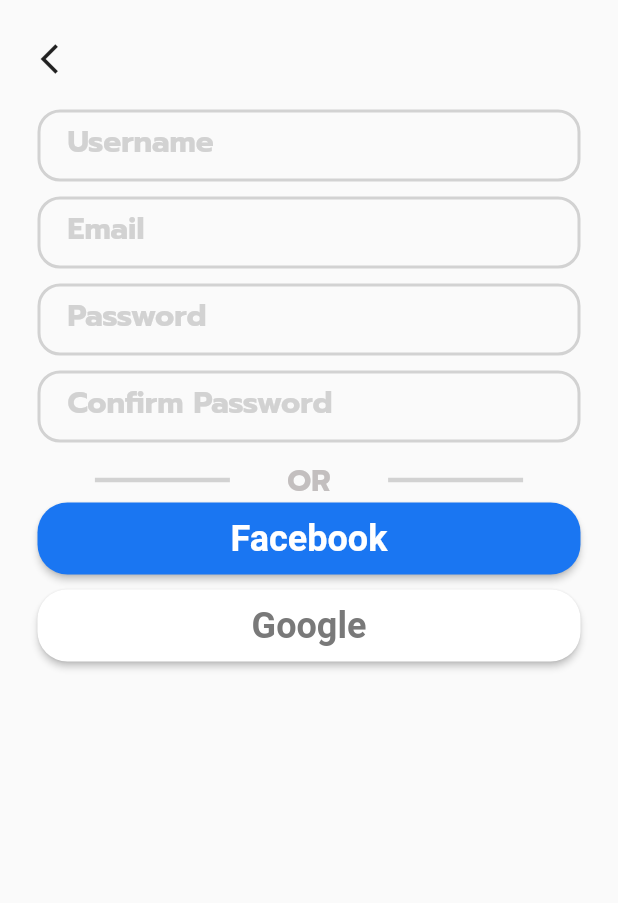
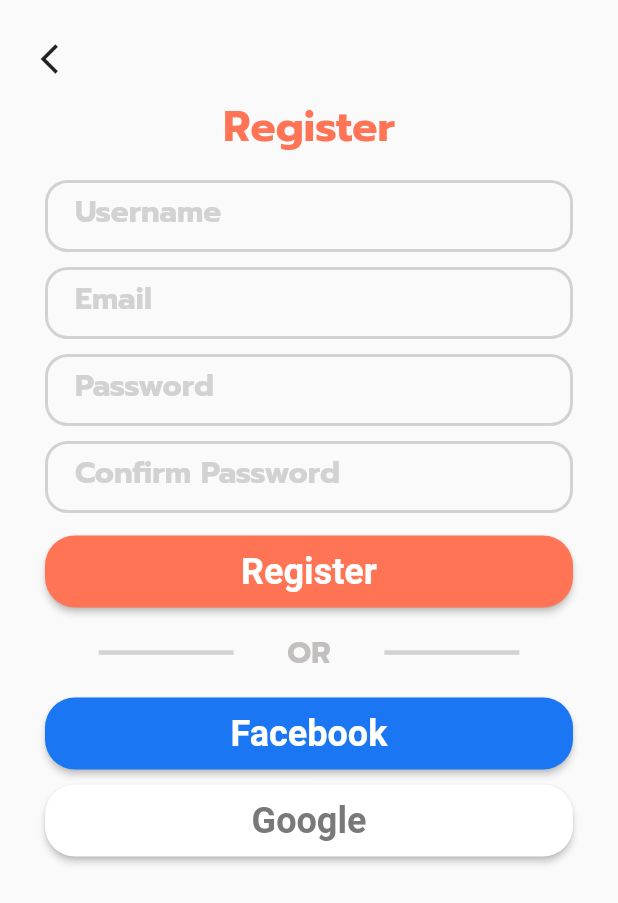
Before and after one commit to khwoat/food_recipes_app_flutter, a Flutter app: the RegisterPage screen opened by its route, on a phone screen of 412 x 824 dp. Shown: the top 903 px of the screen. Run offline on Flutter 3.47's test engine with Material 2 defaults, Android fonts, the phone set to English and light mode, and no system bars; our stand-ins replace bloc, equatable, flutter_bloc.

Commit message:
Modify register page and Add fav icon in recipe card

```diff
--- a/lib/constants/string.dart
+++ b/lib/constants/string.dart
@@ -20,8 +20,11 @@ class AppString {
   static const String OR_DIVIDER = "OR";
 
   static const String LOGIN_BTN = "Login";
+  static const String REGISTER_BTN = "Register";
   static const String FACEBOOK_BTN = "Facebook";
   static const String GOOGLE_BTN = "Google";
+
+  static const String REGISTER_HEAD = "Register";
 
   static const String FAV_HEADER = "Your Favorites";
   static const String NOTFICATION_HEADER = "Notifications";
--- a/lib/pages/home_page.dart
+++ b/lib/pages/home_page.dart
@@ -100,8 +100,9 @@ class _HomePageState extends State<HomePage> {
             _getDrawerMenuItem(
               context,
               label: AppString.LOGOUT_DRAWER,
-              onTap: () =>
-                  Navigator.popAndPushNamed(context, AppRoute.LOGIN_PAGE),
+              onTap: () => Navigator.of(context).pushReplacementNamed(
+                AppRoute.LOGIN_PAGE,
+              ),
             ),
           ],
         ),
--- a/lib/pages/register_page.dart
+++ b/lib/pages/register_page.dart
@@ -22,19 +22,47 @@ class RegisterPage extends StatelessWidget {
           children: [
             IconButton(
               onPressed: () => Navigator.of(context).pop(),
-              icon: Icon(Icons.arrow_back_ios),
+              icon: const Icon(Icons.arrow_back_ios),
             ),
+
+            // Register form
             Padding(
-              padding: const EdgeInsets.symmetric(vertical: 10, horizontal: 10),
+              padding: const EdgeInsets.symmetric(horizontal: 15),
               child: Form(
                 child: Column(
                   children: [
+                    Text(
+                      AppString.REGISTER_HEAD,
+                      style: AppTextStyle.F28_BOLD.copyWith(
+                        color: AppColors.ORANGE_FE7455,
+                      ),
+                    ),
+
+                    const SizedBox(height: 15),
+
                     _getTextFormField(context, AppString.USERNAME_TXT_FIELD),
                     _getTextFormField(context, AppString.EMAIL_TXT_FIELD),
                     _getTextFormField(context, AppString.PSWD_TXT_FIELD),
                     _getTextFormField(
-                        context, AppString.CONFIRM_PSWD_TXT_FIELD),
-                    _getDivider(context),
+                      context,
+                      AppString.CONFIRM_PSWD_TXT_FIELD,
+                    ),
+
+                    const SizedBox(height: 5),
+
+                    // Register button
+                    _getButton(
+                      context,
+                      label: AppString.REGISTER_BTN,
+                      onTap: () => Navigator.of(context).pop(),
+                      buttonStyle: AppButtonStyle.ORANGE_BTN,
+                    ),
+
+                    // Divider
+                    Padding(
+                      padding: const EdgeInsets.symmetric(vertical: 15),
+                      child: _getDivider(context),
+                    ),
                     _getFacebookGoogleBtn(context),
                   ],
                 ),
```
Also changed, not shown: lib/widgets/recipe_card.dart (+17 -1 lines).
